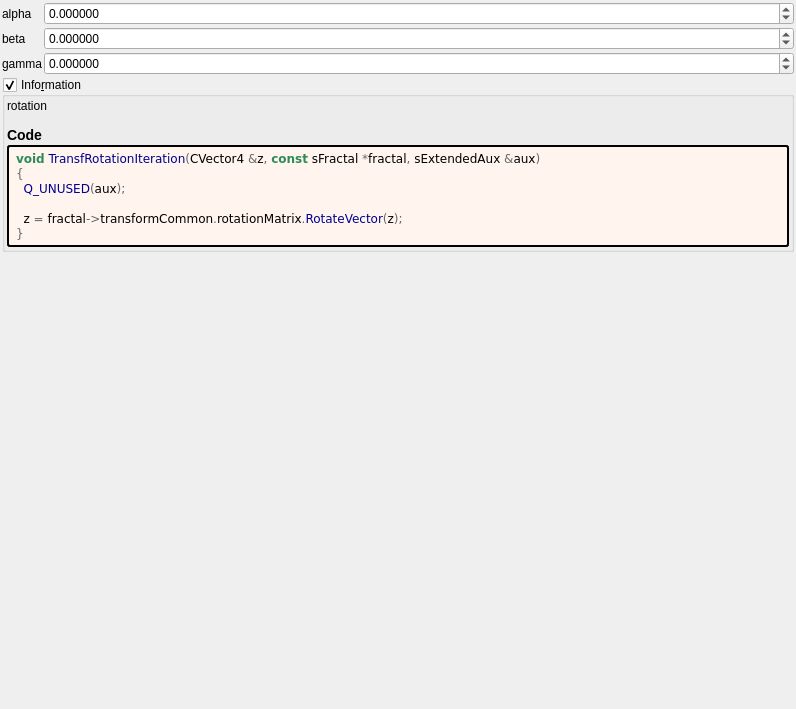
The window that mandelbulber2/formula/ui/transf_rotation.ui (buddhi1980/mandelbulber2) describes before a commit, drawn with Qt 5.
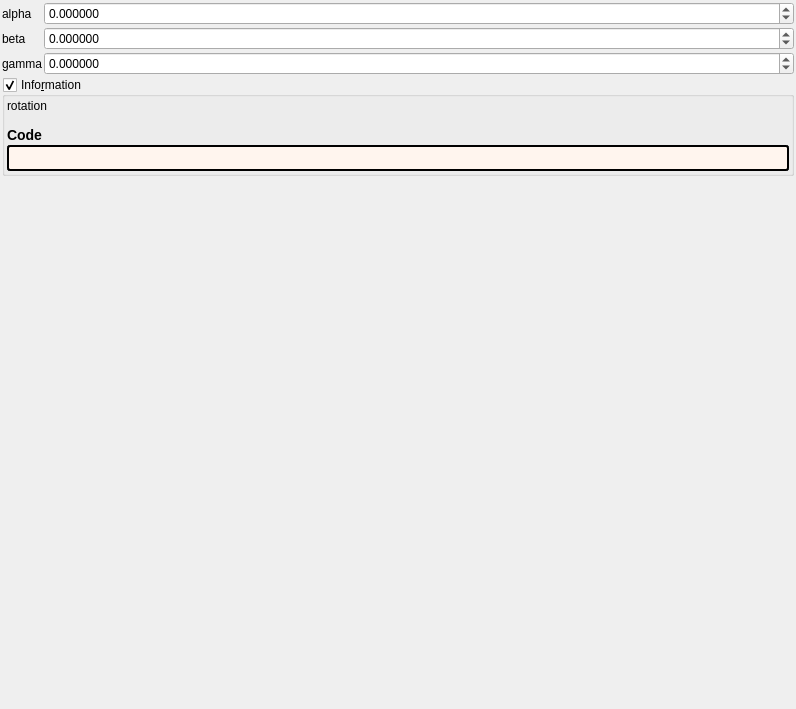
The same window after the commit. Custom widgets are drawn as their Qt base class.

The edit to the form file:
```diff
--- a/mandelbulber2/formula/ui/transf_rotation.ui
+++ b/mandelbulber2/formula/ui/transf_rotation.ui
@@ -192,15 +192,7 @@
          <string notr="true">border-style: outset; border-width: 2px; border-radius: 3px; border-color: black; background-color: #fff5ee; padding: 4px;</string>
         </property>
         <property name="text">
-         <string notr="true">&lt;body style=&quot;background-color:#fff5ee&quot;&gt;
-&lt;pre style=&quot;color:#000000; background-color:#fff5ee;  font-family:'Courier New',monospace;&quot;&gt;&lt;span style=&quot;color:#2e8b57; font-weight:bold&quot;&gt;void&lt;/span&gt; &lt;span style=&quot;color:#00008f&quot;&gt;TransfRotationIteration&lt;/span&gt;&lt;span style=&quot;color:#676767&quot;&gt;(&lt;/span&gt;CVector4 &lt;span style=&quot;color:#676767&quot;&gt;&amp;amp;&lt;/span&gt;z&lt;span style=&quot;color:#676767&quot;&gt;,&lt;/span&gt; &lt;span style=&quot;color:#2e8b57; font-weight:bold&quot;&gt;const&lt;/span&gt; sFractal &lt;span style=&quot;color:#676767&quot;&gt;*&lt;/span&gt;fractal&lt;span style=&quot;color:#676767&quot;&gt;,&lt;/span&gt; sExtendedAux &lt;span style=&quot;color:#676767&quot;&gt;&amp;amp;&lt;/span&gt;aux&lt;span style=&quot;color:#676767&quot;&gt;)&lt;/span&gt;
-&lt;span style=&quot;color:#676767&quot;&gt;{&lt;/span&gt;
-  &lt;span style=&quot;color:#00008f&quot;&gt;Q_UNUSED&lt;/span&gt;&lt;span style=&quot;color:#676767&quot;&gt;(&lt;/span&gt;aux&lt;span style=&quot;color:#676767&quot;&gt;);&lt;/span&gt;
-
-  z &lt;span style=&quot;color:#676767&quot;&gt;=&lt;/span&gt; fractal&lt;span style=&quot;color:#676767&quot;&gt;-&amp;gt;&lt;/span&gt;transformCommon&lt;span style=&quot;color:#676767&quot;&gt;.&lt;/span&gt;rotationMatrix&lt;span style=&quot;color:#676767&quot;&gt;.&lt;/span&gt;&lt;span style=&quot;color:#00008f&quot;&gt;RotateVector&lt;/span&gt;&lt;span style=&quot;color:#676767&quot;&gt;(&lt;/span&gt;z&lt;span style=&quot;color:#676767&quot;&gt;);&lt;/span&gt;
-&lt;span style=&quot;color:#676767&quot;&gt;}&lt;/span&gt;
-&lt;/pre&gt;
-&lt;/body&gt;</string>
+         <string notr="true"></string>
         </property>
         <property name="wordWrap">
          <bool>true</bool>
```
